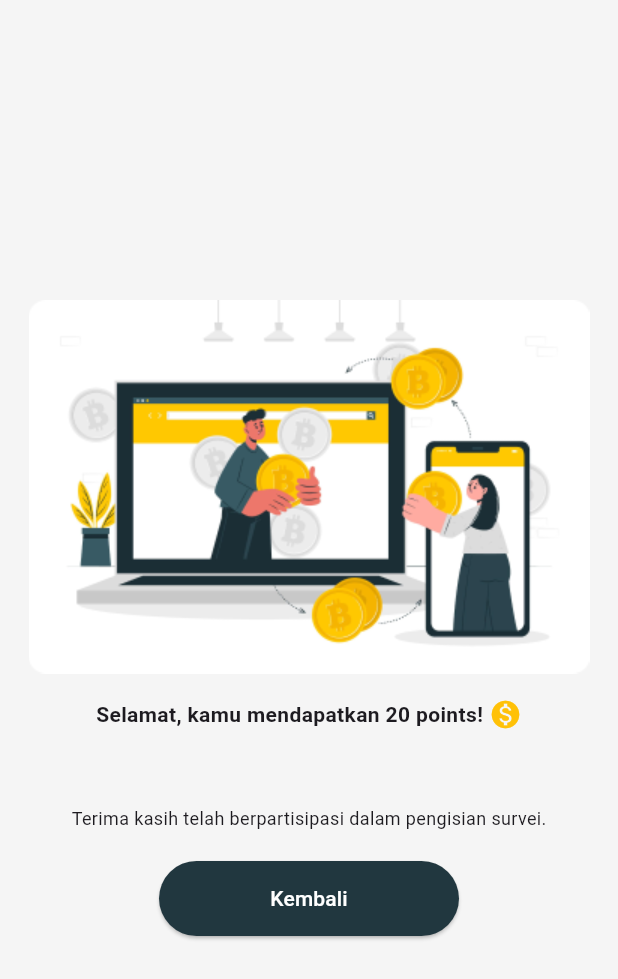
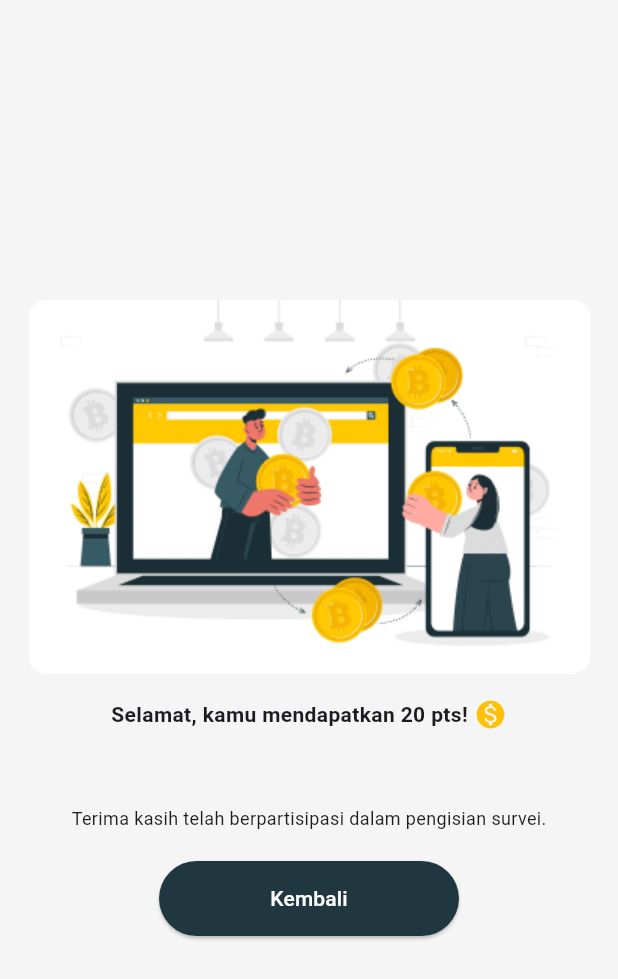
Before and after one commit to hanmsywll/SiData-Mobile, a Flutter app: the PenutupSurvei screen opened directly with empty values, on a phone screen of 412 x 824 dp. Shown: the top 979 px of the screen. Run offline on Flutter 3.47's test engine with Material 3 defaults, Android fonts, the phone set to English and light mode, and no system bars; our stand-ins replace image_picker, shared_preferences; accounts and stored records are empty.

Commit message:
points to pts

```diff
--- a/lib/pages/isisurvei-penutup.dart
+++ b/lib/pages/isisurvei-penutup.dart
@@ -20,7 +20,7 @@ class PenutupSurvei extends StatelessWidget {
               mainAxisAlignment: MainAxisAlignment.center,
               children: [
                 Text(
-                  'Selamat, kamu mendapatkan 20 points!',
+                  'Selamat, kamu mendapatkan 20 pts!',
                   style: TextStyle(fontSize: 14, fontWeight: FontWeight.bold),
                 ),
                 SizedBox(width: 4),
```
